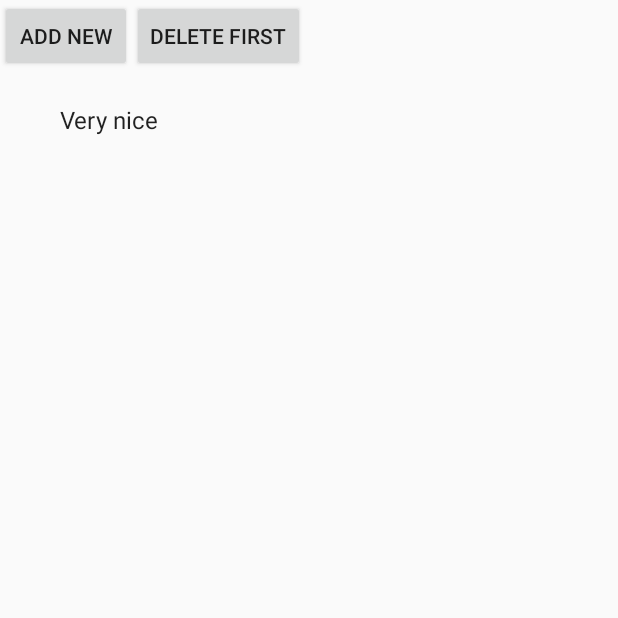
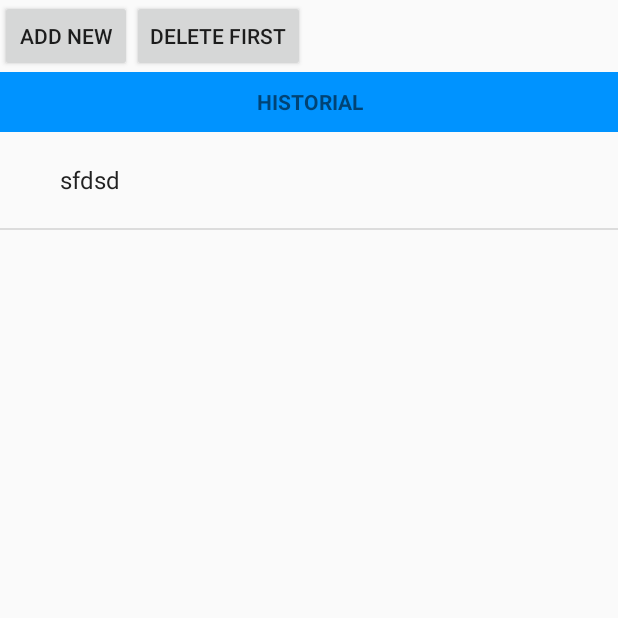
Before and after one commit to paradak/Ek-Chuac2, an Android app: the ActivityBD screen opened directly, with no data from a screen before it, after a tap on "ADD NEW", on a phone screen of 412 x 824 dp, the top half of it. Run offline under Robolectric (Android 15) with nearby library versions, the phone set to English and light mode, and no system bars.

Commit message:
ya esta implementada la base de datos

```diff
--- a/app/src/main/java/com/example/raul__000/myfirstapp/ActivityBD.java
+++ b/app/src/main/java/com/example/raul__000/myfirstapp/ActivityBD.java
@@ -23,7 +23,6 @@ public class ActivityBD extends ListActivity {
         setContentView(R.layout.main);
         datasource = new HistoryBD(this);
         datasource.open();
-
         values = datasource.getAllHistorial();
         // use the SipleCursorAdapter to show the
         // elements in a ListView
@@ -51,7 +50,7 @@ public class ActivityBD extends ListActivity {
                 String[] historials = new String[] {"Cool", "Very nice", "Hate it" };
                 int nextInt = new Random().nextInt(3);
                 // save the new comment to the database
-                historial = datasource.createHistorial(historials[nextInt]);
+                historial = datasource.createHistorial("sfdsd");
                 adapter.add(historial);
                 break;
             case R.id.delete:
@@ -76,4 +75,5 @@ public class ActivityBD extends ListActivity {
         datasource.close();
         super.onPause();
     }
+
 }
--- a/app/src/main/res/layout/main.xml
+++ b/app/src/main/res/layout/main.xml
@@ -25,10 +25,19 @@
 
     </LinearLayout>
 
+    <TextView
+        android:layout_width="match_parent"
+        android:layout_height="40dp"
+        android:text="HISTORIAL"
+        android:textStyle="bold"
+        android:background="#ff0093ff"
+        android:gravity="center" />
+
+
     <ListView
         android:id="@android:id/list"
         android:layout_width="match_parent"
-        android:layout_height="wrap_content"
+        android:layout_height="match_parent"
         android:text="hola" />
 
 </LinearLayout>
```
Also changed, not shown: app/src/main/java/com/example/raul__000/myfirstapp/MyActivity.java (+7 -3 lines).
